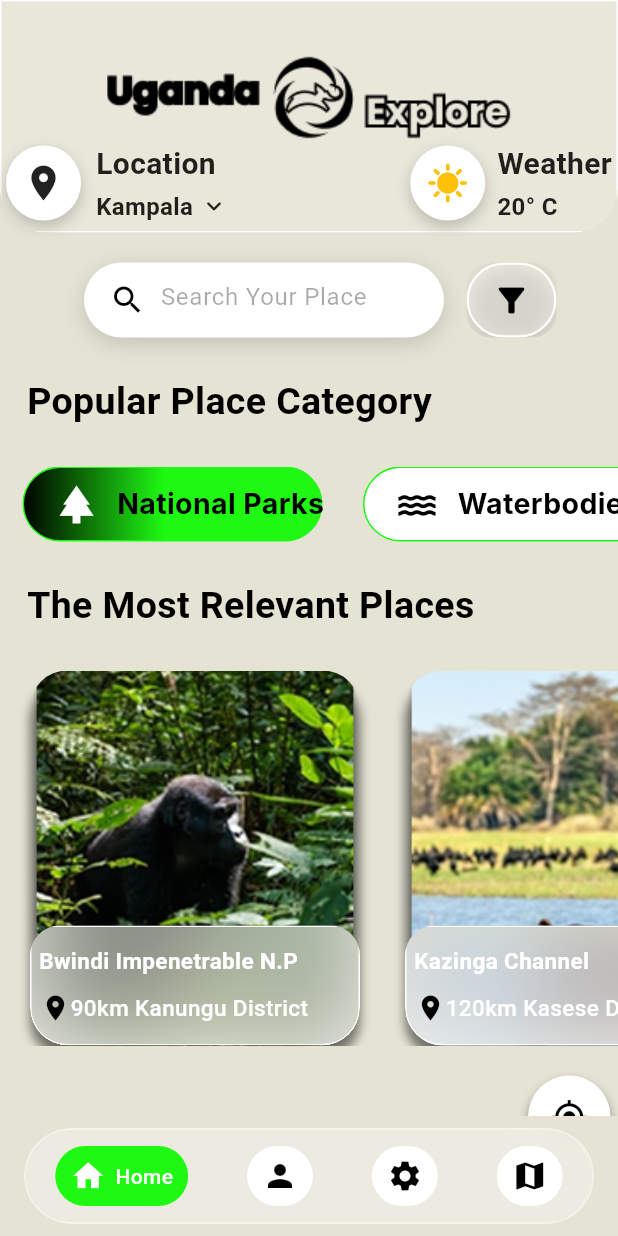
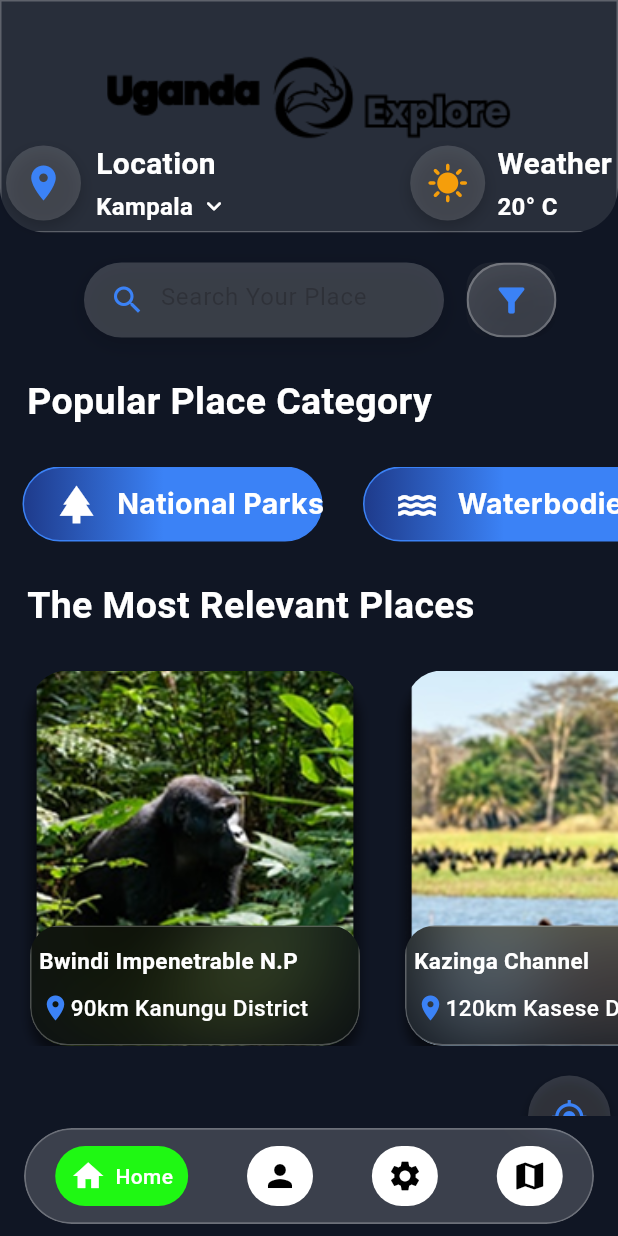
Before and after one commit to Alvin11David/UGANDA-EXPLORE, a Flutter app: the HomeScreen screen opened by its route, on a phone screen of 412 x 824 dp. Run offline on Flutter 3.47's test engine with Material 3 defaults, Android fonts, the phone set to English and light mode, and no system bars; our stand-ins replace camera, cloud_firestore, firebase_auth, firebase_core, flutter_compass, flutter_svg and 8 more; accounts and stored records are empty; Roboto replaces fonts that are missing (Inter, Poppins).

Commit message:
Initial structure

```diff
--- a/uganda_explore/lib/main.dart
+++ b/uganda_explore/lib/main.dart
@@ -16,6 +16,7 @@ import 'package:uganda_explore/screens/places/place_details_screen.dart';
 import 'package:uganda_explore/screens/profile/profile_edit_screen.dart';
 import 'package:uganda_explore/screens/profile/settings_screen.dart';
 import 'package:uganda_explore/screens/profile/termsandprivacy_screen.dart';
+
 // Splash Screens
 import 'package:uganda_explore/screens/splash/onboarding_screen1.dart';
 import 'package:uganda_explore/screens/splash/onboarding_screen2.dart';
--- a/uganda_explore/lib/screens/home/home_screen.dart
+++ b/uganda_explore/lib/screens/home/home_screen.dart
@@ -359,7 +359,7 @@ class _HomeScreenState extends State<HomeScreen> {
     });
 
     return Scaffold(
-      backgroundColor: const Color(0xFFE5E3D4),
+      backgroundColor: const Color(0xFF101624), // Professional dark background
       body: Column(
         children: [
           Expanded(
@@ -381,9 +381,9 @@ class _HomeScreenState extends State<HomeScreen> {
                             child: Container(
                               width: double.infinity,
                               decoration: BoxDecoration(
-                                color: Colors.white.withOpacity(0.15),
+                                color: Colors.white.withOpacity(0.10),
                                 border: Border.all(
-                                  color: Colors.white.withOpacity(1),
+                                  color: Colors.white.withOpacity(0.25),
                                   width: 1,
                                 ),
                               ),
@@ -413,7 +413,7 @@ class _HomeScreenState extends State<HomeScreen> {
                                 height: 50,
                                 width: 50,
                                 decoration: BoxDecoration(
-                                  color: Colors.white,
+                                  color: Colors.white.withOpacity(0.15),
                                   shape: BoxShape.circle,
                                   boxShadow: [
                                     BoxShadow(
@@ -426,7 +426,7 @@ class _HomeScreenState extends State<HomeScreen> {
                                 child: const Center(
                                   child: Icon(
                                     Icons.location_on,
-                                    color: Colors.black87,
+                                    color: Color(0xFF3B82F6), // Blue
                                     size: 28,
                                   ),
                                 ),
@@ -441,7 +441,7 @@ class _HomeScreenState extends State<HomeScreen> {
                                       fontFamily: 'Poppins',
                                       fontWeight: FontWeight.bold,
                                       fontSize: 20,
-                                      color: Colors.black87,
+                                      color: Colors.white,
                                     ),
                                   ),
                                   const SizedBox(height: 2),
@@ -453,14 +453,14 @@ class _HomeScreenState extends State<HomeScreen> {
                                           fontFamily: 'Poppins',
                                           fontWeight: FontWeight.w600,
                                           fontSize: 16,
-                                          color: Colors.black87,
+                                          color: Colors.white,
                                         ),
                                       ),
                                       const SizedBox(width: 4),
                                       const Icon(
                                         Icons.keyboard_arrow_down_rounded,
                                         size: 20,
-                                        color: Colors.black87,
+                                        color: Colors.white,
                                       ),
                                     ],
                                   ),
@@ -479,7 +479,7 @@ class _HomeScreenState extends State<HomeScreen> {
                                 height: 50,
                                 width: 50,
                                 decoration: BoxDecoration(
-                                  color: Colors.white,
+                                  color: Colors.white.withOpacity(0.15),
                                   shape: BoxShape.circle,
                                   boxShadow: [
                                     BoxShadow(
@@ -492,7 +492,7 @@ class _HomeScreenState extends State<HomeScreen> {
                                 child: const Center(
                                   child: Icon(
                                     Icons.sunny,
-                                    color: Colors.amber,
+                                    color: Color(0xFFF59E0B), // Orange
                                     size: 28,
                                   ),
                                 ),
@@ -507,7 +507,7 @@ class _HomeScreenState extends State<HomeScreen> {
                                       fontFamily: 'Poppins',
                                       fontWeight: FontWeight.bold,
                                       fontSize: 20,
-                                      color: Colors.black87,
+                                      color: Colors.white,
                                     ),
                                   ),
                                   const SizedBox(height: 2),
@@ -517,7 +517,7 @@ class _HomeScreenState extends State<HomeScreen> {
                                       fontFamily: 'Poppins',
                                       fontWeight: FontWeight.w600,
                                       fontSize: 16,
-                                      color: Colors.black87,
+                                      color: Colors.white,
                                     ),
                                   ),
                                 ],
@@ -535,7 +535,7 @@ class _HomeScreenState extends State<HomeScreen> {
                   Row(
                     mainAxisSize: MainAxisSize.min,
                     children: [
-                      // Search bar (with its own GestureDetector)
+                      // Search bar
                       GestureDetector(
                         onTap: () {
                           Navigator.push(
@@ -555,7 +555,7 @@ class _HomeScreenState extends State<HomeScreen> {
                                 return Container(
                                   height: 50,
                                   decoration: BoxDecoration(
-                                    color: Colors.white,
+                                    color: Colors.white.withOpacity(0.18),
                                     borderRadius: BorderRadius.circular(30),
                                     boxShadow: [
                                       BoxShadow(
@@ -566,7 +566,7 @@ class _HomeScreenState extends State<HomeScreen> {
                                     ],
                                     border: Border.all(
                                       color: focused
-                                          ? const Color(0xFF1FF813)
+                                          ? const Color(0xFF3B82F6)
                                           : Colors.transparent,
                                       width: 1,
                                     ),
@@ -576,7 +576,7 @@ class _HomeScreenState extends State<HomeScreen> {
                                       const SizedBox(width: 16),
                                       const Icon(
                                         Icons.search,
-                                        color: Colors.black,
+                                        color: Color(0xFF3B82F6),
                                         size: 24,
                                       ),
                                       const SizedBox(width: 10),
@@ -595,6 +595,7 @@ class _HomeScreenState extends State<HomeScreen> {
                                           style: const TextStyle(
                                             fontFamily: 'Poppins',
                                             fontSize: 16,
+                                            color: Colors.white,
                                           ),
                                           enabled: false,
                                         ),
@@ -608,7 +609,7 @@ class _HomeScreenState extends State<HomeScreen> {
                         ),
                       ),
                       const SizedBox(width: 0),
-                      // Filter icon (with its own GestureDetector)
+                      // Filter icon
                       GestureDetector(
                         onTap: () {
                           print('filter clicked');
@@ -630,12 +631,12 @@ class _HomeScreenState extends State<HomeScreen> {
                                     height: 50,
                                     width: 60,
                                     decoration: BoxDecoration(
-                                      color: Colors.white.withOpacity(0.3),
+                                      color: Colors.white.withOpacity(0.18),
                                       borderRadius: BorderRadius.circular(30),
                                       border: Border.all(
                                         color: focused
-                                            ? const Color(0xFF1FF813)
-                                            : Colors.white,
+                                            ? const Color(0xFF3B82F6)
+                                            : Colors.white.withOpacity(0.25),
                                         width: 1.5,
                                       ),
                                       boxShadow: [
@@ -651,7 +652,7 @@ class _HomeScreenState extends State<HomeScreen> {
                                       child: const Center(
                                         child: Icon(
                                           Icons.filter_alt,
-                                          color: Colors.black,
+                                          color: Color(0xFF3B82F6),
                                           size: 26,
                                         ),
                                       ),
@@ -676,7 +677,7 @@ class _HomeScreenState extends State<HomeScreen> {
                           fontFamily: 'Poppins',
                           fontSize: 25,
                           fontWeight: FontWeight.bold,
-                          color: Colors.black,
+                          color: Colors.white,
                         ),
                         textAlign: TextAlign.start,
                       ),
@@ -687,13 +688,13 @@ class _HomeScreenState extends State<HomeScreen> {
                     scrollDirection: Axis.horizontal,
                     child: Row(
                       children: [
+                        // Example: National Parks
                         GestureDetector(
                           onTap: () {
                             Navigator.push(
                               context,
                               MaterialPageRoute(
-                                builder: (context) =>
-                                    SearchScreen(), // Pass any data if needed
+                                builder: (context) => SearchScreen(),
                               ),
                             );
                           },
@@ -704,11 +705,11 @@ class _HomeScreenState extends State<HomeScreen> {
                             decoration: BoxDecoration(
                               borderRadius: BorderRadius.circular(30),
                               border: Border.all(
-                                color: const Color(0xFF1FF813),
+                                color: const Color(0xFF3B82F6),
                                 width: 1,
                               ),
                               gradient: const LinearGradient(
-                                colors: [Color(0xFF000000), Color(0xFF1FF813)],
+                                colors: [Color(0xFF1E3A8A), Color(0xFF3B82F6)],
                                 stops: [0.0, 0.47],
                                 begin: Alignment.centerLeft,
                                 end: Alignment.centerRight,
@@ -729,20 +730,20 @@ class _HomeScreenState extends State<HomeScreen> {
                                     fontFamily: 'Inter',
                                     fontSize: 19,
                                     fontWeight: FontWeight.bold,
-                                    color: Colors.black,
+                                    color: Colors.white,
                                   ),
                                 ),
                               ],
                             ),
                           ),
                         ),
+                        // Example: Waterbodies
                         GestureDetector(
                           onTap: () {
                             Navigator.push(
                               context,
                               MaterialPageRoute(
-                                builder: (context) =>
-                                    SearchScreen(), // Pass any data if needed
+                                builder: (context) => SearchScreen(),
                               ),
                             );
                           },
@@ -753,17 +754,22 @@ class _HomeScreenState extends State<HomeScreen> {
                             decoration: BoxDecoration(
                               borderRadius: BorderRadius.circular(30),
                               border: Border.all(
-                                color: const Color(0xFF1FF813),
+                                color: const Color(0xFF3B82F6),
                                 width: 1,
                               ),
-                              color: Colors.white,
+                              gradient: const LinearGradient(
+                                colors: [Color(0xFF1E3A8A), Color(0xFF3B82F6)],
+                                stops: [0.0, 0.47],
+                                begin: Alignment.centerLeft,
+                                end: Alignment.centerRight,
+                              ),
                             ),
                             child: Row(
                               children: [
                                 const SizedBox(width: 20),
                                 const Icon(
                                   Icons.water,
-                                  color: Colors.black,
+                                  color: Colors.white,
                                   size: 30,
                                 ),
                                 const SizedBox(width: 12),
@@ -773,20 +779,20 @@ class _HomeScreenState extends State<HomeScreen> {
                                     fontFamily: 'Inter',
                                     fontSize: 19,
                                     fontWeight: FontWeight.bold,
-                                    color: Colors.black,
+                                    color: Colors.white,
                                   ),
                                 ),
                               ],
                             ),
                           ),
                         ),
+                        // Example: Mountains
                         GestureDetector(
                           onTap: () {
                             Navigator.push(
                               context,
                               MaterialPageRoute(
-                                builder: (context) =>
-                                    SearchScreen(), // Pass any data if needed
+                                builder: (context) => SearchScreen(),
                               ),
                             );
                           },
@@ -797,17 +803,22 @@ class _HomeScreenState extends State<HomeScreen> {
                             decoration: BoxDecoration(
                               borderRadius: BorderRadius.circular(30),
                               border: Border.all(
-                                color: const Color(0xFF1FF813),
+                                color: const Color(0xFF3B82F6),
                                 width: 1,
                               ),
-                              color: Colors.white,
+                              gradient: const LinearGradient(
+                                colors: [Color(0xFF1E3A8A), Color(0xFF3B82F6)],
+                                stops: [0.0, 0.47],
+                                begin: Alignment.centerLeft,
+                                end: Alignment.centerRight,
+                              ),
                             ),
                             child: Row(
                               children: [
                                 const SizedBox(width: 20),
                                 const Icon(
                                   Icons.terrain,
-                                  color: Colors.black,
+                                  color: Colors.white,
                                   size: 30,
                                 ),
                                 const SizedBox(width: 12),
@@ -817,7 +828,7 @@ class _HomeScreenState extends State<HomeScreen> {
                                     fontFamily: 'Inter',
                                     fontSize: 19,
                                     fontWeight: FontWeight.bold,
-                                    color: Colors.black,
+                                    color: Colors.white,
                                   ),
                                 ),
                               ],
@@ -838,18 +849,18 @@ class _HomeScreenState extends State<HomeScreen> {
                           fontFamily: 'Poppins',
                           fontSize: 25,
                           fontWeight: FontWeight.bold,
-                          color: Colors.black,
+                          color: Colors.white,
                         ),
                         textAlign: TextAlign.start,
                       ),
                     ),
                   ),
-
                   const SizedBox(height: 25),
                   SingleChildScrollView(
                     scrollDirection: Axis.horizontal,
                     child: Row(
                       children: [
+                        // Example: Bwindi Impenetrable N.P
                         Padding(
                           padding: EdgeInsets.only(left: 20),
                           child: GestureDetector(
@@ -904,11 +915,13 @@ class _HomeScreenState extends State<HomeScreen> {
                                             height: 80,
                                             width: 220,
                                             decoration: BoxDecoration(
-                                              color: Colors.white.withOpacity(
-                                                0.5,
+                                              color: Colors.black.withOpacity(
+                                                0.45,
                                               ),
                                               border: Border.all(
-                                                color: Colors.white,
+                                                color: Colors.white.withOpacity(
+                                                  0.25,
+                                                ),
                                                 width: 1,
                                               ),
                                               borderRadius:
@@ -954,7 +967,9 @@ class _HomeScreenState extends State<HomeScreen> {
                                                               ),
                                                           child: Icon(
                                                             Icons.location_on,
-                                                            color: Colors.black,
+                                                            color: Color(
+                                                              0xFF3B82F6,
+                                                            ),
                                                             size: 20,
                                                           ),
                                                         ),
@@ -985,6 +1000,7 @@ class _HomeScreenState extends State<HomeScreen> {
                             ),
                           ),
                         ),
+                        // Example: Kazinga Channel
                         Padding(
                           padding: EdgeInsets.only(left: 30),
                           child: GestureDetector(
@@ -1039,11 +1055,13 @@ class _HomeScreenState extends State<HomeScreen> {
                                             height: 80,
                                             width: 220,
                                             decoration: BoxDecoration(
-                                              color: Colors.white.withOpacity(
-                                                0.5,
+                                              color: Colors.black.withOpacity(
+                                                0.45,
                                               ),
                                               border: Border.all(
-                                                color: Colors.white,
+                                                color: Colors.white.withOpacity(
+                                                  0.25,
+                                                ),
                                                 width: 1,
                                               ),
                                               borderRadius:
@@ -1089,7 +1107,9 @@ class _HomeScreenState extends State<HomeScreen> {
                                                               ),
                                                           child: Icon(
                                                             Icons.location_on,
-                                                            color: Colors.black,
+                                                            color: Color(
+                                                              0xFF3B82F6,
+                                                            ),
                                                             size: 20,
                                                           ),
                                                         ),
@@ -1120,6 +1140,7 @@ class _HomeScreenState extends State<HomeScreen> {
                             ),
                           ),
                         ),
+                        // Example: Mountain Elgon
                         Padding(
                           padding: EdgeInsets.only(left: 30),
                           child: GestureDetector(
@@ -1174,11 +1195,13 @@ class _HomeScreenState extends State<HomeScreen> {
                                             height: 80,
                                             width: 220,
                                             decoration: BoxDecoration(
-                                              color: Colors.white.withOpacity(
-                                                0.5,
+                                              color: Colors.black.withOpacity(
+                                                0.45,
                                               ),
                                               border: Border.all(
-                                                color: Colors.white,
+                                                color: Colors.white.withOpacity(
+                                                  0.25,
+                                                ),
                                                 width: 1,
                                               ),
                                               borderRadius:
@@ -1224,7 +1247,9 @@ class _HomeScreenState extends State<HomeScreen> {
                                                               ),
                                                           child: Icon(
                                                             Icons.location_on,
-                                                            color: Colors.black,
+                                                            color: Color(
+                                                              0xFF3B82F6,
+                                                            ),
                                                             size: 20,
                                                           ),
                                                         ),
@@ -1281,7 +1306,7 @@ class _HomeScreenState extends State<HomeScreen> {
                             height: 55,
                             width: 55,
                             decoration: BoxDecoration(
-                              color: Colors.white,
+                              color: Colors.white.withOpacity(0.15),
                               shape: BoxShape.circle,
                               boxShadow: [
                                 BoxShadow(
@@ -1294,7 +1319,7 @@ class _HomeScreenState extends State<HomeScreen> {
                             child: const Center(
                               child: Icon(
                                 Icons.my_location,
-                                color: Colors.black,
+                                color: Color(0xFF3B82F6),
                                 size: 25,
                               ),
                             ),
@@ -1318,10 +1343,10 @@ class _HomeScreenState extends State<HomeScreen> {
                 child: Container(
                   height: 64,
                   decoration: BoxDecoration(
-                    color: Colors.white.withOpacity(0.3),
+                    color: Colors.white.withOpacity(0.18),
                     borderRadius: BorderRadius.circular(40),
                     border: Border.all(
-                      color: Colors.white.withOpacity(0.4),
+                      color: Colors.white.withOpacity(0.25),
                       width: 1.2,
                     ),
                   ),
```
Lines whose indentation alone changed are shown as unchanged.
